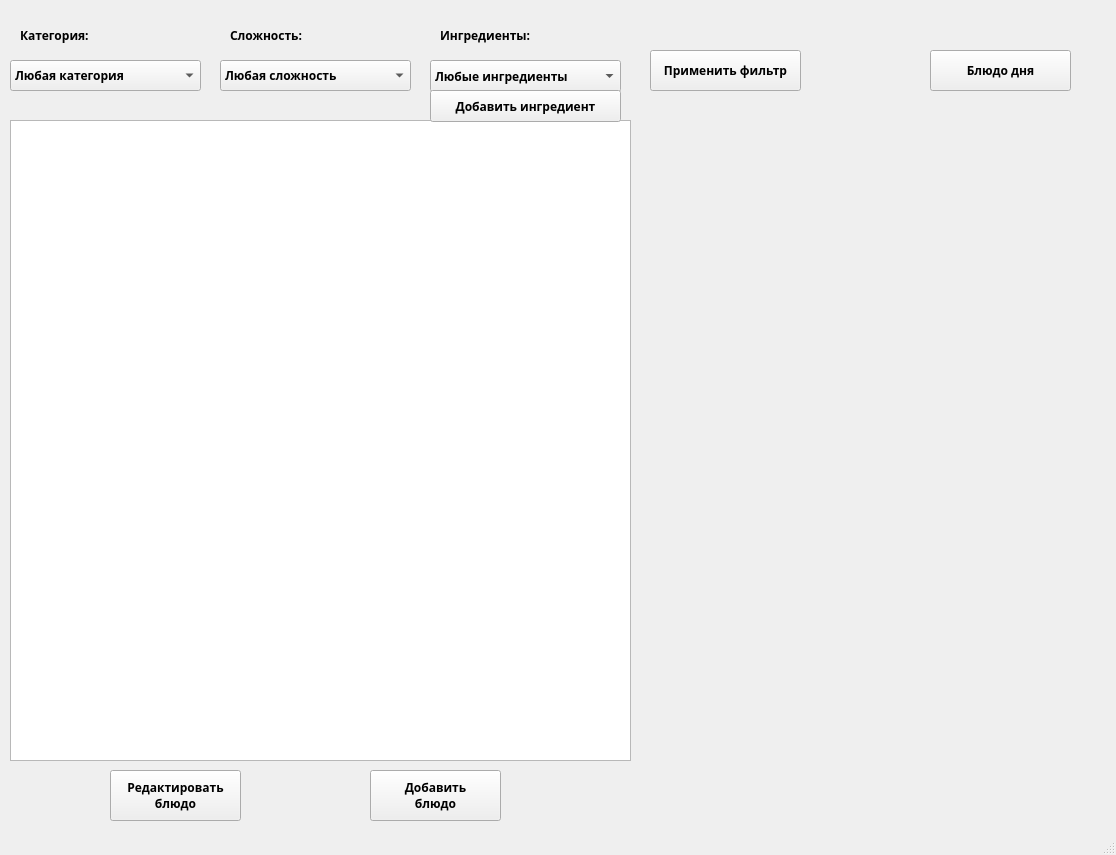
DexterVGA/FrenchCuisine, file mainmenu.ui: the form before one commit.
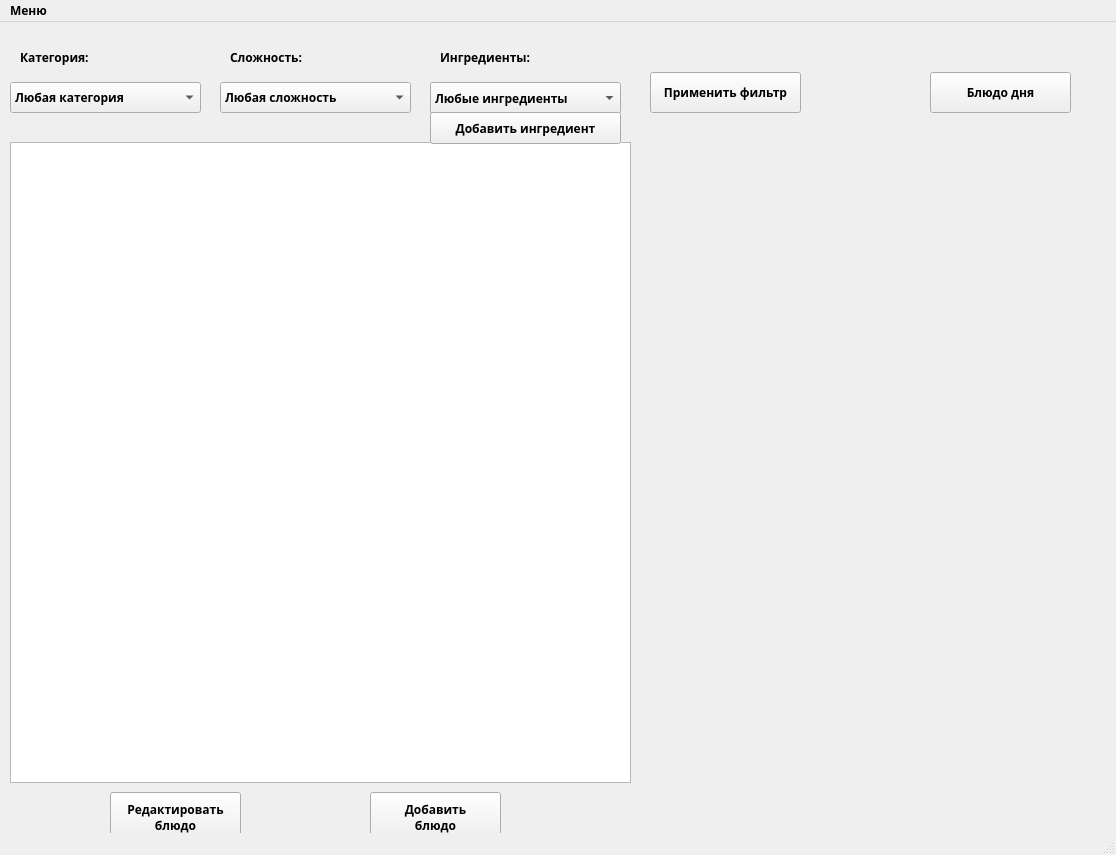
The form after the commit.

Diff of the .ui file:
```diff
--- a/mainmenu.ui
+++ b/mainmenu.ui
@@ -466,6 +466,15 @@
      <height>22</height>
     </rect>
    </property>
+   <widget class="QMenu" name="menu">
+    <property name="title">
+     <string>Меню</string>
+    </property>
+    <addaction name="action"/>
+    <addaction name="separator"/>
+    <addaction name="action_3"/>
+   </widget>
+   <addaction name="menu"/>
   </widget>
   <widget class="QStatusBar" name="statusbar"/>
  </widget>
```
Left out of the diff: 16 changed lines with no effect on the pictures.
